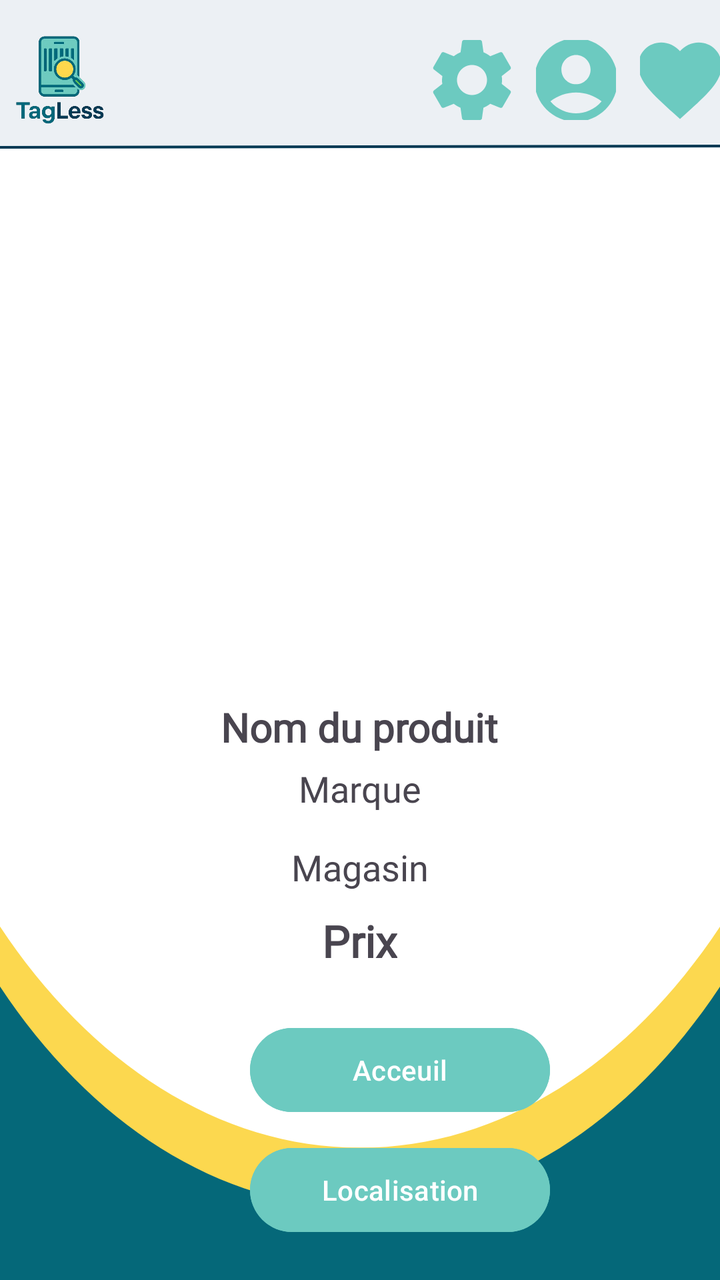
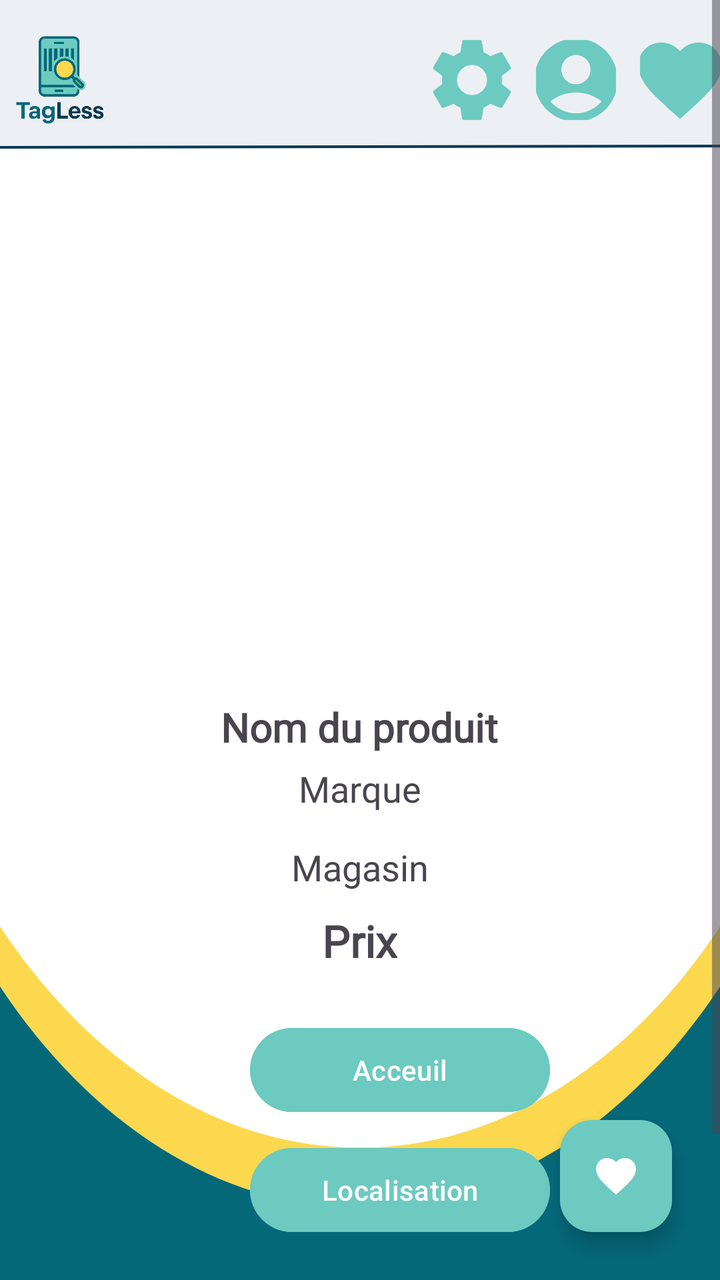

Two renders of the same Android screen: before a commit and after it. Below are the layout's source before the change and the commit's diff.
<!-- AndroidManifest.xml: application theme Theme.MyApplication -->
<!-- res/layout/fragment_product.xml -->
<?xml version="1.0" encoding="utf-8"?>
<ScrollView xmlns:android="http://schemas.android.com/apk/res/android"
    xmlns:tools="http://schemas.android.com/tools"
    xmlns:app="http://schemas.android.com/apk/res-auto"
    android:layout_width="match_parent"
    android:layout_height="match_parent"
    android:background="@drawable/bg">

    <LinearLayout
        android:orientation="vertical"
        android:layout_width="match_parent"
        android:layout_height="wrap_content"
        >


        


        

        <LinearLayout
            android:layout_width="match_parent"
            android:layout_height="wrap_content"
            android:gravity="center_vertical"
            android:orientation="horizontal"
            android:layout_marginTop="10dp">

            
            <ImageView
                android:id="@+id/logo"
                android:layout_width="60dp"
                android:layout_height="60dp"
                android:src="@drawable/logo" />

            
            <View
                android:layout_width="0dp"
                android:layout_height="1dp"
                android:layout_weight="2" />

            
            <ImageButton
                android:id="@+id/buttonParametre"
                android:layout_width="40dp"
                android:layout_height="40dp"
                android:layout_marginEnd="12dp"
                android:background="?attr/selectableItemBackgroundBorderless"
                android:src="@drawable/icon_parametre" />

            <ImageButton
                android:id="@+id/buttonProfil"
                android:layout_width="40dp"
                android:layout_height="40dp"
                android:layout_marginEnd="12dp"
                android:background="?attr/selectableItemBackgroundBorderless"
                android:src="@drawable/icon_account" />

            <ImageButton
                android:id="@+id/buttonFav"
                android:layout_width="40dp"
                android:layout_height="40dp"
                android:background="?attr/selectableItemBackgroundBorderless"
                android:src="@drawable/icon_favorite_full" />
        </LinearLayout>

        <LinearLayout
            android:layout_width="match_parent"
            android:layout_height="wrap_content"
            android:gravity="center_horizontal"
            android:orientation="vertical">

            <ImageView
                android:id="@+id/ivProduct"
                android:layout_width="200dp"
                android:layout_height="200dp"
                android:layout_marginBottom="20dp"
                android:layout_marginTop="50dp"
                android:adjustViewBounds="true"
                android:scaleType="fitCenter"/>

            <TextView
                android:id="@+id/tvName"
                android:layout_width="wrap_content"
                android:layout_height="wrap_content"
                android:text="Nom du produit"
                android:textStyle="bold"
                android:fontFamily="@font/montserratbold"
                android:textSize="20sp"
                android:layout_marginTop="10dp" />

            <TextView
                android:id="@+id/tvBrand"
                android:layout_width="wrap_content"
                android:layout_height="wrap_content"
                android:text="Marque"
                android:textSize="18sp"
                android:fontFamily="@font/montserratregular"
                android:layout_marginTop="5dp" />

            <TextView
                android:id="@+id/tvStore"
                android:layout_width="wrap_content"
                android:layout_height="wrap_content"
                android:text="Magasin"
                android:fontFamily="@font/montserratregular"
                android:textSize="18sp"
                android:layout_marginTop="15dp" />

            <TextView
                android:id="@+id/tvPrice"
                android:layout_width="wrap_content"
                android:layout_height="wrap_content"
                android:text="Prix"
                android:textStyle="bold"
                android:fontFamily="@font/montserratbold"
                android:textSize="22sp"
                android:layout_marginTop="10dp" />
        </LinearLayout>

        <Button
            android:id="@+id/btnRescan"
            android:layout_width="150dp"
            android:layout_height="50dp"
            android:text="Acceuil"
            android:layout_marginTop="25dp"
            android:backgroundTint="@color/turquoise"
            android:layout_marginStart="125dp"
            android:textColor="@android:color/white"/>

        <Button
            android:id="@+id/btnOpenMaps"
            android:layout_width="150dp"
            android:layout_height="50dp"
            android:layout_marginStart="125dp"
            android:text="Localisation"
            android:layout_marginTop="10dp"
            android:backgroundTint="@color/turquoise"
            android:textColor="@android:color/white"/>
    </LinearLayout>

    </ScrollView>
<!-- resources referenced by this layout -->
<resources>
  <color name="turquoise">#6CCAC0</color>
  <!-- drawable bg: png bitmap (drawable, 29068 bytes) -->
  <!-- drawable icon_account (drawable) -->
  <vector xmlns:android="http://schemas.android.com/apk/res/android" android:height="50dp" android:tint="@color/turquoise" android:viewportHeight="24" android:viewportWidth="24" android:width="50dp">
        
      <path android:fillColor="@android:color/white" android:pathData="M12,2C6.48,2 2,6.48 2,12s4.48,10 10,10s10,-4.48 10,-10S17.52,2 12,2zM12,6c1.93,0 3.5,1.57 3.5,3.5S13.93,13 12,13s-3.5,-1.57 -3.5,-3.5S10.07,6 12,6zM12,20c-2.03,0 -4.43,-0.82 -6.14,-2.88C7.55,15.8 9.68,15 12,15s4.45,0.8 6.14,2.12C16.43,19.18 14.03,20 12,20z"/>
      
  </vector>
  <!-- drawable icon_favorite_full (drawable) -->
  <vector xmlns:android="http://schemas.android.com/apk/res/android" android:height="50dp" android:tint="@color/turquoise" android:viewportHeight="24" android:viewportWidth="24" android:width="50dp">
        
      <path android:fillColor="@android:color/white" android:pathData="M12,21.35l-1.45,-1.32C5.4,15.36 2,12.28 2,8.5 2,5.42 4.42,3 7.5,3c1.74,0 3.41,0.81 4.5,2.09C13.09,3.81 14.76,3 16.5,3 19.58,3 22,5.42 22,8.5c0,3.78 -3.4,6.86 -8.55,11.54L12,21.35z"/>
      
  </vector>
  <!-- drawable icon_parametre (drawable) -->
  <vector xmlns:android="http://schemas.android.com/apk/res/android" android:height="50dp" android:tint="@color/turquoise" android:viewportHeight="24" android:viewportWidth="24" android:width="50dp">
        
      <path android:fillColor="@android:color/white" android:pathData="M19.14,12.94c0.04,-0.3 0.06,-0.61 0.06,-0.94c0,-0.32 -0.02,-0.64 -0.07,-0.94l2.03,-1.58c0.18,-0.14 0.23,-0.41 0.12,-0.61l-1.92,-3.32c-0.12,-0.22 -0.37,-0.29 -0.59,-0.22l-2.39,0.96c-0.5,-0.38 -1.03,-0.7 -1.62,-0.94L14.4,2.81c-0.04,-0.24 -0.24,-0.41 -0.48,-0.41h-3.84c-0.24,0 -0.43,0.17 -0.47,0.41L9.25,5.35C8.66,5.59 8.12,5.92 7.63,6.29L5.24,5.33c-0.22,-0.08 -0.47,0 -0.59,0.22L2.74,8.87C2.62,9.08 2.66,9.34 2.86,9.48l2.03,1.58C4.84,11.36 4.8,11.69 4.8,12s0.02,0.64 0.07,0.94l-2.03,1.58c-0.18,0.14 -0.23,0.41 -0.12,0.61l1.92,3.32c0.12,0.22 0.37,0.29 0.59,0.22l2.39,-0.96c0.5,0.38 1.03,0.7 1.62,0.94l0.36,2.54c0.05,0.24 0.24,0.41 0.48,0.41h3.84c0.24,0 0.44,-0.17 0.47,-0.41l0.36,-2.54c0.59,-0.24 1.13,-0.56 1.62,-0.94l2.39,0.96c0.22,0.08 0.47,0 0.59,-0.22l1.92,-3.32c0.12,-0.22 0.07,-0.47 -0.12,-0.61L19.14,12.94zM12,15.6c-1.98,0 -3.6,-1.62 -3.6,-3.6s1.62,-3.6 3.6,-3.6s3.6,1.62 3.6,3.6S13.98,15.6 12,15.6z"/>
      
  </vector>
  <!-- drawable logo: png bitmap (drawable, 113760 bytes) -->
  <style name="Theme.MyApplication" parent="Base.Theme.MyApplication" />
  <style name="Base.Theme.MyApplication" parent="Theme.Material3.DayNight.NoActionBar">
          
          
      </style>
</resources>

<!-- the commit's change to res/layout/fragment_product.xml (unified diff, before → after) -->
@@ -1,141 +1,154 @@
 <?xml version="1.0" encoding="utf-8"?>
-<ScrollView xmlns:android="http://schemas.android.com/apk/res/android"
+<RelativeLayout xmlns:android="http://schemas.android.com/apk/res/android"
     xmlns:tools="http://schemas.android.com/tools"
     xmlns:app="http://schemas.android.com/apk/res-auto"
     android:layout_width="match_parent"
     android:layout_height="match_parent"
     android:background="@drawable/bg">
 
-    <LinearLayout
-        android:orientation="vertical"
+    <ScrollView
         android:layout_width="match_parent"
-        android:layout_height="wrap_content"
-        >
-
-
-        
-
-
-        
+        android:layout_height="match_parent"
+        android:layout_marginBottom="10dp">
 
         <LinearLayout
+            android:orientation="vertical"
             android:layout_width="match_parent"
-            android:layout_height="wrap_content"
-            android:gravity="center_vertical"
-            android:orientation="horizontal"
-            android:layout_marginTop="10dp">
+            android:layout_height="wrap_content">
 
-            
-            <ImageView
-                android:id="@+id/logo"
-                android:layout_width="60dp"
-                android:layout_height="60dp"
-                android:src="@drawable/logo" />
+            <LinearLayout
+                android:layout_width="match_parent"
+                android:layout_height="wrap_content"
+                android:gravity="center_vertical"
+                android:orientation="horizontal"
+                android:layout_marginTop="10dp">
 
-            
+                <ImageView
+                    android:id="@+id/logo"
+                    android:layout_width="60dp"
+                    android:layout_height="60dp"
+                    android:src="@drawable/logo" />
+
+                <View
+                    android:layout_width="0dp"
+                    android:layout_height="1dp"
+                    android:layout_weight="2" />
+
+                <ImageButton
+                    android:id="@+id/buttonParametre"
+                    android:layout_width="40dp"
+                    android:layout_height="40dp"
+                    android:layout_marginEnd="12dp"
+                    android:background="?attr/selectableItemBackgroundBorderless"
+                    android:src="@drawable/icon_parametre" />
+
+                <ImageButton
+                    android:id="@+id/buttonProfil"
+                    android:layout_width="40dp"
+                    android:layout_height="40dp"
+                    android:layout_marginEnd="12dp"
+                    android:background="?attr/selectableItemBackgroundBorderless"
+                    android:src="@drawable/icon_account" />
+
+                <ImageButton
+                    android:id="@+id/buttonFav"
+                    android:layout_width="40dp"
+                    android:layout_height="40dp"
+                    android:background="?attr/selectableItemBackgroundBorderless"
+                    android:src="@drawable/icon_favorite_full" />
+            </LinearLayout>
+
+            <LinearLayout
+                android:layout_width="match_parent"
+                android:layout_height="wrap_content"
+                android:gravity="center_horizontal"
+                android:orientation="vertical">
+
+                <ImageView
+                    android:id="@+id/ivProduct"
+                    android:layout_width="200dp"
+                    android:layout_height="200dp"
+                    android:layout_marginBottom="20dp"
+                    android:layout_marginTop="50dp"
+                    android:adjustViewBounds="true"
+                    android:scaleType="fitCenter"/>
+
+                <TextView
+                    android:id="@+id/tvName"
+                    android:layout_width="wrap_content"
+                    android:layout_height="wrap_content"
+                    android:text="Nom du produit"
+                    android:textStyle="bold"
+                    android:fontFamily="@font/montserratbold"
+                    android:textSize="20sp"
+                    android:layout_marginTop="10dp" />
+
+                <TextView
+                    android:id="@+id/tvBrand"
+                    android:layout_width="wrap_content"
+                    android:layout_height="wrap_content"
+                    android:text="Marque"
+                    android:textSize="18sp"
+                    android:fontFamily="@font/montserratregular"
+                    android:layout_marginTop="5dp" />
+
+                <TextView
+                    android:id="@+id/tvStore"
+                    android:layout_width="wrap_content"
+                    android:layout_height="wrap_content"
+                    android:text="Magasin"
+                    android:fontFamily="@font/montserratregular"
+                    android:textSize="18sp"
+                    android:layout_marginTop="15dp" />
+
+                <TextView
+                    android:id="@+id/tvPrice"
+                    android:layout_width="wrap_content"
+                    android:layout_height="wrap_content"
+                    android:text="Prix"
+                    android:textStyle="bold"
+                    android:fontFamily="@font/montserratbold"
+                    android:textSize="22sp"
+                    android:layout_marginTop="10dp" />
+            </LinearLayout>
+
+            <Button
+                android:id="@+id/btnRescan"
+                android:layout_width="150dp"
+                android:layout_height="50dp"
+                android:text="Acceuil"
+                android:layout_marginTop="25dp"
+                android:backgroundTint="@color/turquoise"
+                android:layout_marginStart="125dp"
+                android:textColor="@android:color/white"/>
+
+            <Button
+                android:id="@+id/btnOpenMaps"
+                android:layout_width="150dp"
+                android:layout_height="50dp"
+                android:layout_marginStart="125dp"
+                android:text="Localisation"
+                android:layout_marginTop="10dp"
+                android:backgroundTint="@color/turquoise"
+                android:textColor="@android:color/white"/>
+
             <View
-                android:layout_width="0dp"
-                android:layout_height="1dp"
-                android:layout_weight="2" />
-
-            
-            <ImageButton
-                android:id="@+id/buttonParametre"
-                android:layout_width="40dp"
-                android:layout_height="40dp"
-                android:layout_marginEnd="12dp"
-                android:background="?attr/selectableItemBackgroundBorderless"
-                android:src="@drawable/icon_parametre" />
-
-            <ImageButton
-                android:id="@+id/buttonProfil"
-                android:layout_width="40dp"
-                android:layout_height="40dp"
-                android:layout_marginEnd="12dp"
-                android:background="?attr/selectableItemBackgroundBorderless"
-                android:src="@drawable/icon_account" />
-
-            <ImageButton
-                android:id="@+id/buttonFav"
-                android:layout_width="40dp"
-                android:layout_height="40dp"
-                android:background="?attr/selectableItemBackgroundBorderless"
-                android:src="@drawable/icon_favorite_full" />
+                android:layout_width="match_parent"
+                android:layout_height="80dp" />
         </LinearLayout>
 
-        <LinearLayout
-            android:layout_width="match_parent"
-            android:layout_height="wrap_content"
-            android:gravity="center_horizontal"
-            android:orientation="vertical">
+    </ScrollView>
 
-            <ImageView
-                android:id="@+id/ivProduct"
-                android:layout_width="200dp"
-                android:layout_height="200dp"
-                android:layout_marginBottom="20dp"
-                android:layout_marginTop="50dp"
-                android:adjustViewBounds="true"
-                android:scaleType="fitCenter"/>
+    <com.google.android.material.floatingactionbutton.FloatingActionButton
+        android:id="@+id/fabAddFav"
+        android:layout_width="wrap_content"
+        android:layout_height="wrap_content"
+        android:layout_alignParentBottom="true"
+        android:layout_alignParentEnd="true"
+        android:layout_margin="24dp"
+        android:src="@drawable/icon_favorite_full"
+        android:contentDescription="Ajouter aux favoris"
+        app:backgroundTint="@color/turquoise"
+        app:tint="@android:color/white" />
 
-            <TextView
-                android:id="@+id/tvName"
-                android:layout_width="wrap_content"
-                android:layout_height="wrap_content"
-                android:text="Nom du produit"
-                android:textStyle="bold"
-                android:fontFamily="@font/montserratbold"
-                android:textSize="20sp"
-                android:layout_marginTop="10dp" />
-
-            <TextView
-                android:id="@+id/tvBrand"
-                android:layout_width="wrap_content"
-                android:layout_height="wrap_content"
-                android:text="Marque"
-                android:textSize="18sp"
-                android:fontFamily="@font/montserratregular"
-                android:layout_marginTop="5dp" />
-
-            <TextView
-                android:id="@+id/tvStore"
-                android:layout_width="wrap_content"
-                android:layout_height="wrap_content"
-                android:text="Magasin"
-                android:fontFamily="@font/montserratregular"
-                android:textSize="18sp"
-                android:layout_marginTop="15dp" />
-
-            <TextView
-                android:id="@+id/tvPrice"
-                android:layout_width="wrap_content"
-                android:layout_height="wrap_content"
-                android:text="Prix"
-                android:textStyle="bold"
-                android:fontFamily="@font/montserratbold"
-                android:textSize="22sp"
-                android:layout_marginTop="10dp" />
-        </LinearLayout>
-
-        <Button
-            android:id="@+id/btnRescan"
-            android:layout_width="150dp"
-            android:layout_height="50dp"
-            android:text="Acceuil"
-            android:layout_marginTop="25dp"
-            android:backgroundTint="@color/turquoise"
-            android:layout_marginStart="125dp"
-            android:textColor="@android:color/white"/>
-
-        <Button
-            android:id="@+id/btnOpenMaps"
-            android:layout_width="150dp"
-            android:layout_height="50dp"
-            android:layout_marginStart="125dp"
-            android:text="Localisation"
-            android:layout_marginTop="10dp"
-            android:backgroundTint="@color/turquoise"
-            android:textColor="@android:color/white"/>
-    </LinearLayout>
-
-    </ScrollView>
+</RelativeLayout>
